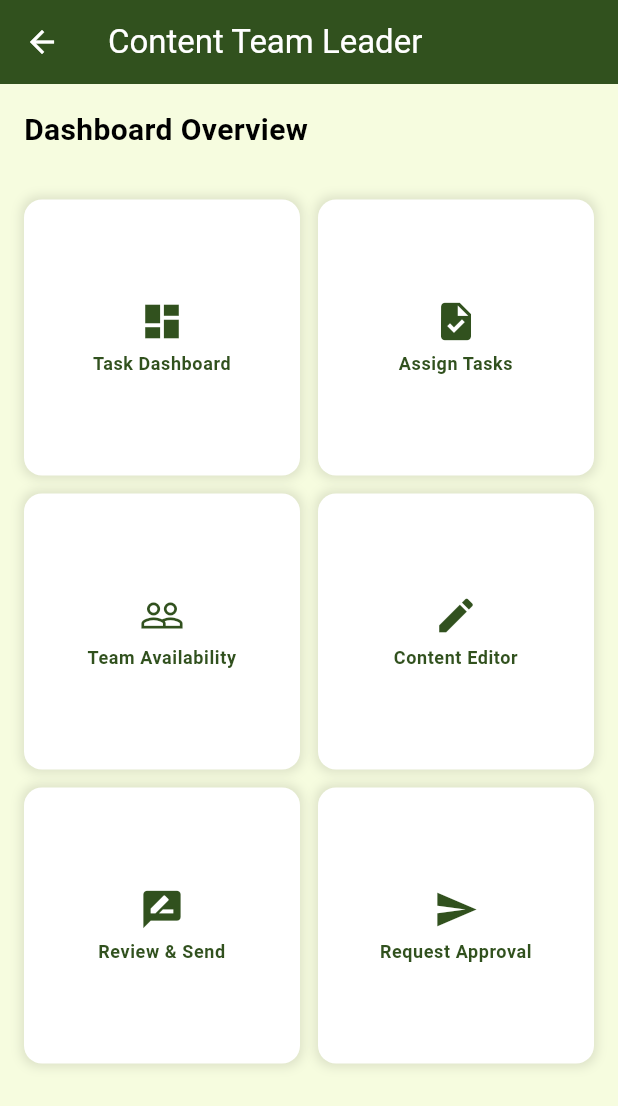
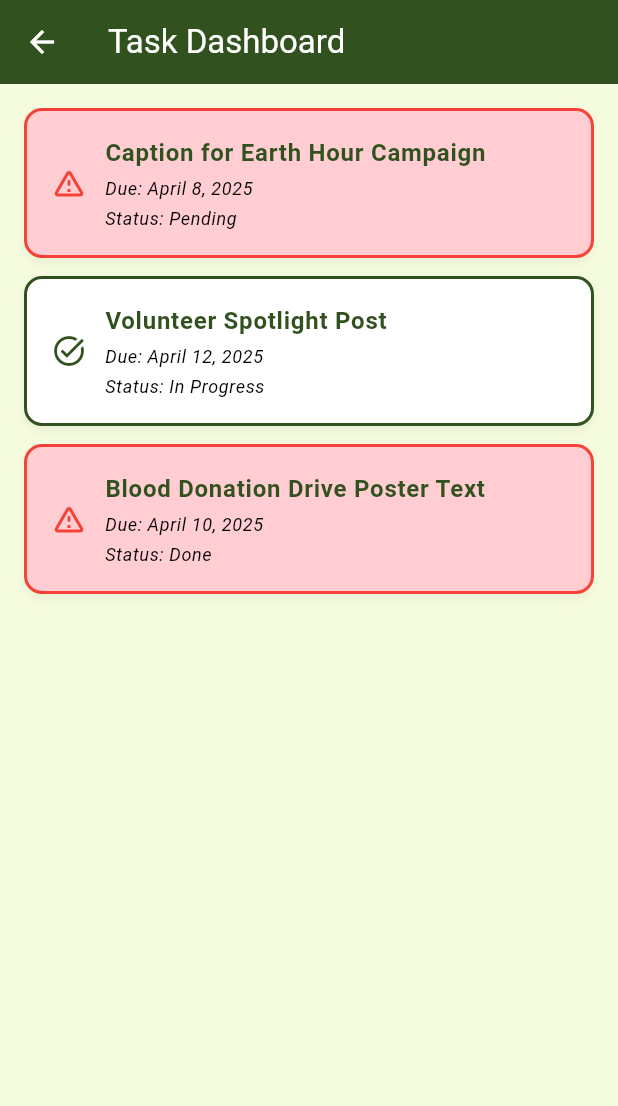
Before and after one commit to Muhammadsaqibsharif/kaar_e_kamal, a Flutter app: the ContentTeamLeaderDashboardScreen screen opened by its route, after a tap on "Task Dashboard", on a phone screen of 412 x 824 dp. Shown: the top 1106 px of the screen. Run offline on Flutter 3.47's test engine with Material 3 defaults, Android fonts, the phone set to English and light mode, and no system bars; our stand-ins replace carousel_slider, flutter_cache_manager, image_picker, percent_indicator, permission_handler, share_plus and 1 more; accounts and stored records are empty.

Commit message:
Content Team Leader Task Dashboard Screen

```diff
--- a/lib/routes/app_routes.dart
+++ b/lib/routes/app_routes.dart
@@ -4,6 +4,7 @@ import 'package:kaar_e_kamal/routes/route_names.dart';
 import 'package:kaar_e_kamal/screens/common/profile/user_profile_screen.dart';
 import 'package:kaar_e_kamal/screens/drawer/mainDrawer.dart';
 import 'package:kaar_e_kamal/screens/leaders/content_team/content_team_leader_dashboard_screen.dart';
+import 'package:kaar_e_kamal/screens/leaders/content_team/task_dashboard/content_team_leader_task_dashboard_screen.dart';
 import 'package:kaar_e_kamal/screens/president/communication/president_communication_screen.dart';
 import 'package:kaar_e_kamal/screens/president/documentation_compliance/compliance_screen.dart';
 import 'package:kaar_e_kamal/screens/president/documentation_compliance/maintain_documentation_screen.dart';
@@ -140,6 +141,7 @@ class AppRoutes {
       //Content Team Leader Routes
       RouteNames.ContentTeamLeaderDashboardScreen: (context) =>
           const ContentTeamLeaderDashboardScreen(),
+      RouteNames.ContentTeamLeaderTaskDashboardScreen: (context) => ContentTeamLeaderTaskDashboardScreen(),
     };
   }
 }
--- a/lib/routes/route_names.dart
+++ b/lib/routes/route_names.dart
@@ -52,6 +52,7 @@ class RouteNames {
 
    //content team leader routes
   static const String ContentTeamLeaderDashboardScreen = '/ContentTeamLeaderDashboardScreen';
+  static const String ContentTeamLeaderTaskDashboardScreen = '/ContentTeamLeaderTaskDashboardScreen';
 
 
 }
--- a/lib/screens/leaders/content_team/content_team_leader_dashboard_screen.dart
+++ b/lib/screens/leaders/content_team/content_team_leader_dashboard_screen.dart
@@ -1,4 +1,5 @@
 import 'package:flutter/material.dart';
+import 'package:kaar_e_kamal/routes/route_names.dart';
 
 class ContentTeamLeaderDashboardScreen extends StatelessWidget {
   const ContentTeamLeaderDashboardScreen({super.key});
@@ -40,7 +41,8 @@ class ContentTeamLeaderDashboardScreen extends StatelessWidget {
                     title: 'Task Dashboard',
                     icon: Icons.dashboard,
                     onTap: () {
-                      // Navigator.pushNamed(context, RouteNames.ContentTeamLeaderTaskDashboard);
+                      Navigator.pushNamed(context,
+                          RouteNames.ContentTeamLeaderTaskDashboardScreen);
                     },
                   ),
                   _buildFeatureTile(
--- /dev/null
+++ b/lib/screens/leaders/content_team/task_dashboard/content_team_leader_task_dashboard_screen.dart
@@ -0,0 +1,69 @@
+import 'package:flutter/material.dart';
+import 'content_team_leader_task_detail_screen.dart';
+import 'content_team_leader_urgent_task_highlight_widget.dart';
+
+class ContentTeamLeaderTaskDashboardScreen extends StatelessWidget {
+  const ContentTeamLeaderTaskDashboardScreen({super.key});
+
+  @override
+  Widget build(BuildContext context) {
+    // Sample tasks with a status field added
+    final tasks = [
+      {
+        'title': 'Caption for Earth Hour Campaign',
+        'description':
+            'Create an engaging caption for the upcoming Earth Hour post.',
+        'dueDate': 'April 8, 2025',
+        'isUrgent': true,
+        'status': 'Pending', // Added status field
+      },
+      {
+        'title': 'Volunteer Spotlight Post',
+        'description': 'Highlight a volunteer of the month for Instagram.',
+        'dueDate': 'April 12, 2025',
+        'isUrgent': false,
+        'status': 'In Progress', // Added status field
+      },
+      {
+        'title': 'Blood Donation Drive Poster Text',
+        'description':
+            'Write content for a poster about the Blood Donation Drive.',
+        'dueDate': 'April 10, 2025',
+        'isUrgent': true,
+        'status': 'Done', // Added status field
+      },
+    ];
+
+    return Scaffold(
+      appBar: AppBar(
+        title: const Text('Task Dashboard'),
+        backgroundColor:
+            Theme.of(context).primaryColor, // Use theme's primary color
+      ),
+      body: ListView.separated(
+        padding: const EdgeInsets.all(16.0),
+        itemCount: tasks.length,
+        separatorBuilder: (_, __) => const SizedBox(height: 12),
+        itemBuilder: (context, index) {
+          final task = tasks[index];
+          return InkWell(
+            onTap: () {
+              Navigator.push(
+                context,
+                MaterialPageRoute(
+                  builder: (_) => ContentTeamLeaderTaskDetailScreen(task: task),
+                ),
+              );
+            },
+            child: ContentTeamLeaderUrgentTaskHighlightWidget(
+              title: task['title'] as String,
+              dueDate: task['dueDate'] as String,
+              isUrgent: task['isUrgent'] as bool,
+              status: task['status'] as String, // Pass the status here
+            ),
+          );
+        },
+      ),
+    );
+  }
+}
--- /dev/null
+++ b/lib/screens/leaders/content_team/task_dashboard/content_team_leader_urgent_task_highlight_widget.dart
@@ -0,0 +1,79 @@
+import 'package:flutter/material.dart';
+
+class ContentTeamLeaderUrgentTaskHighlightWidget extends StatelessWidget {
+  final String title;
+  final String dueDate;
+  final bool isUrgent;
+  final String status; // Added status parameter
+
+  const ContentTeamLeaderUrgentTaskHighlightWidget({
+    super.key,
+    required this.title,
+    required this.dueDate,
+    required this.isUrgent,
+    required this.status, // Accept the status as a parameter
+  });
+
+  @override
+  Widget build(BuildContext context) {
+    final theme = Theme.of(context);
+    return Container(
+      decoration: BoxDecoration(
+        color: isUrgent ? Colors.red[100] : Colors.white,
+        border: Border.all(
+          color: isUrgent ? Colors.red : theme.primaryColor,
+          width: 2,
+        ),
+        borderRadius: BorderRadius.circular(12),
+        boxShadow: [
+          BoxShadow(
+            color: Colors.black.withOpacity(0.05),
+            blurRadius: 6,
+            offset: const Offset(0, 3),
+          ),
+        ],
+      ),
+      padding: const EdgeInsets.all(16),
+      child: Row(
+        children: [
+          Icon(
+            isUrgent ? Icons.warning_amber_rounded : Icons.task_alt,
+            color: isUrgent ? Colors.red : theme.primaryColor,
+          ),
+          const SizedBox(width: 12),
+          Expanded(
+            child: Column(
+              crossAxisAlignment: CrossAxisAlignment.start,
+              children: [
+                Text(
+                  title,
+                  style: theme.textTheme.bodyLarge?.copyWith(
+                    fontWeight: FontWeight.bold,
+                    color: theme.primaryColor, // Dark Green
+                  ),
+                ),
+                const SizedBox(height: 4),
+                Text(
+                  'Due: $dueDate',
+                  style: theme.textTheme.bodySmall?.copyWith(
+                    fontStyle: FontStyle.italic,
+                    color: Colors.black, // Black color
+                  ),
+                ),
+                const SizedBox(height: 4),
+                // Display status here
+                Text(
+                  'Status: $status', // Show the status here
+                  style: theme.textTheme.bodySmall?.copyWith(
+                    fontStyle: FontStyle.italic,
+                    color: Colors.black,
+                  ),
+                ),
+              ],
+            ),
+          ),
+        ],
+      ),
+    );
+  }
+}
```
Also changed, not shown: lib/screens/leaders/content_team/task_dashboard/content_team_leader_task_detail_screen.dart (added, +177 -0 lines).
